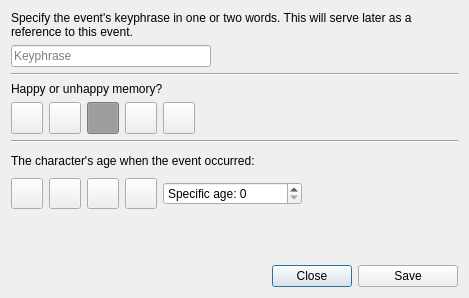
Before: the Qt Designer form ui/backstory_editor_dialog.ui in zkovari/plotlyst, drawn with Qt 5.
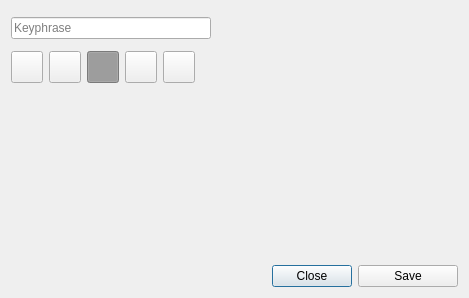
After: the same form once the commit is applied. Custom widgets are drawn as their Qt base class.

Diff of the .ui file:
```diff
--- a/ui/backstory_editor_dialog.ui
+++ b/ui/backstory_editor_dialog.ui
@@ -15,12 +15,9 @@
   </property>
   <layout class="QVBoxLayout" name="verticalLayout">
    <item>
-    <widget class="QLabel" name="label">
-     <property name="text">
-      <string>Specify the event's keyphrase in one or two words. This will serve later as a reference to this event.</string>
-     </property>
-     <property name="wordWrap">
-      <bool>true</bool>
+    <widget class="Subtitle" name="wdgKeyphraseTitle" native="true">
+     <property name="title" stdset="0">
+      <string>Event's keyphrase</string>
      </property>
     </widget>
    </item>
@@ -38,15 +35,8 @@
     </widget>
    </item>
    <item>
-    <widget class="Line" name="line_2">
-     <property name="orientation">
-      <enum>Qt::Horizontal</enum>
-     </property>
-    </widget>
-   </item>
-   <item>
-    <widget class="QLabel" name="label_4">
-     <property name="text">
+    <widget class="Subtitle" name="widget" native="true">
+     <property name="title" stdset="0">
       <string>Happy or unhappy memory?</string>
      </property>
     </widget>
@@ -308,155 +298,24 @@
     </layout>
    </item>
    <item>
-    <widget class="Line" name="line">
-     <property name="orientation">
-      <enum>Qt::Horizontal</enum>
+    <widget class="Subtitle" name="widget_2" native="true">
+     <property name="title" stdset="0">
+      <string>Type of event</string>
      </property>
     </widget>
    </item>
    <item>
-    <layout class="QHBoxLayout" name="horizontalLayout_4">
-     <item>
-      <widget class="QLabel" name="label_2">
-       <property name="text">
-        <string>The character's age when the event occurred:</string>
-       </property>
-      </widget>
-     </item>
-     <item>
-      <widget class="QLabel" name="lblAge">
-       <property name="font">
-        <font>
-         <pointsize>15</pointsize>
-        </font>
-       </property>
-       <property name="text">
-        <string/>
-       </property>
-      </widget>
-     </item>
-    </layout>
-   </item>
-   <item>
-    <layout class="QHBoxLayout" name="horizontalLayout">
-     <item>
-      <widget class="QToolButton" name="btnBaby">
-       <property name="cursor">
-        <cursorShape>PointingHandCursor</cursorShape>
-       </property>
-       <property name="text">
-        <string/>
-       </property>
-       <property name="iconSize">
-        <size>
-         <width>24</width>
-         <height>24</height>
-        </size>
-       </property>
-       <property name="checkable">
-        <bool>true</bool>
-       </property>
-       <attribute name="buttonGroup">
-        <string notr="true">btnGroupAge</string>
-       </attribute>
-      </widget>
-     </item>
-     <item>
-      <widget class="QToolButton" name="btnChild">
-       <property name="cursor">
-        <cursorShape>PointingHandCursor</cursorShape>
-       </property>
-       <property name="text">
-        <string/>
-       </property>
-       <property name="iconSize">
-        <size>
-         <width>24</width>
-         <height>24</height>
-        </size>
-       </property>
-       <property name="checkable">
-        <bool>true</bool>
-       </property>
-       <attribute name="buttonGroup">
-        <string notr="true">btnGroupAge</string>
-       </attribute>
-      </widget>
-     </item>
-     <item>
-      <widget class="QToolButton" name="btnTeenager">
-       <property name="cursor">
-        <cursorShape>PointingHandCursor</cursorShape>
-       </property>
-       <property name="text">
-        <string/>
-       </property>
-       <property name="iconSize">
-        <size>
-         <width>24</width>
-         <height>24</height>
-        </size>
-       </property>
-       <property name="checkable">
-        <bool>true</bool>
-       </property>
-       <attribute name="buttonGroup">
-        <string notr="true">btnGroupAge</string>
-       </attribute>
-      </widget>
-     </item>
-     <item>
-      <widget class="QToolButton" name="btnAdult">
-       <property name="cursor">
-        <cursorShape>PointingHandCursor</cursorShape>
-       </property>
-       <property name="text">
-        <string/>
-       </property>
-       <property name="iconSize">
-        <size>
-         <width>24</width>
-         <height>24</height>
-        </size>
-       </property>
-       <property name="checkable">
-        <bool>true</bool>
-       </property>
-       <attribute name="buttonGroup">
-        <string notr="true">btnGroupAge</string>
-       </attribute>
-      </widget>
-     </item>
-     <item>
-      <widget class="QSpinBox" name="sbAge">
-       <property name="sizePolicy">
-        <sizepolicy hsizetype="Maximum" vsizetype="Fixed">
-         <horstretch>0</horstretch>
-         <verstretch>0</verstretch>
-        </sizepolicy>
-       </property>
-       <property name="prefix">
-        <string>Specific age: </string>
-       </property>
-       <property name="maximum">
-        <number>9999999</number>
-       </property>
-      </widget>
-     </item>
-     <item>
-      <spacer name="horizontalSpacer_2">
-       <property name="orientation">
-        <enum>Qt::Horizontal</enum>
-       </property>
-       <property name="sizeHint" stdset="0">
-        <size>
-         <width>40</width>
-         <height>20</height>
-        </size>
-       </property>
-      </spacer>
-     </item>
-    </layout>
+    <widget class="QFrame" name="wdgTypes">
+     <property name="styleSheet">
+      <string notr="true">background-color: rgb(255, 255, 255);</string>
+     </property>
+     <property name="frameShape">
+      <enum>QFrame::StyledPanel</enum>
+     </property>
+     <property name="frameShadow">
+      <enum>QFrame::Raised</enum>
+     </property>
+    </widget>
    </item>
    <item>
     <spacer name="verticalSpacer">
@@ -531,6 +390,14 @@
    </item>
   </layout>
  </widget>
+ <customwidgets>
+  <customwidget>
+   <class>Subtitle</class>
+   <extends>QWidget</extends>
+   <header>src.main.python.plotlyst.view.widget.display</header>
+   <container>1</container>
+  </customwidget>
+ </customwidgets>
  <resources/>
  <connections/>
  <buttongroups>
```
Left out of the diff: 11 changed lines with no effect on the pictures.
